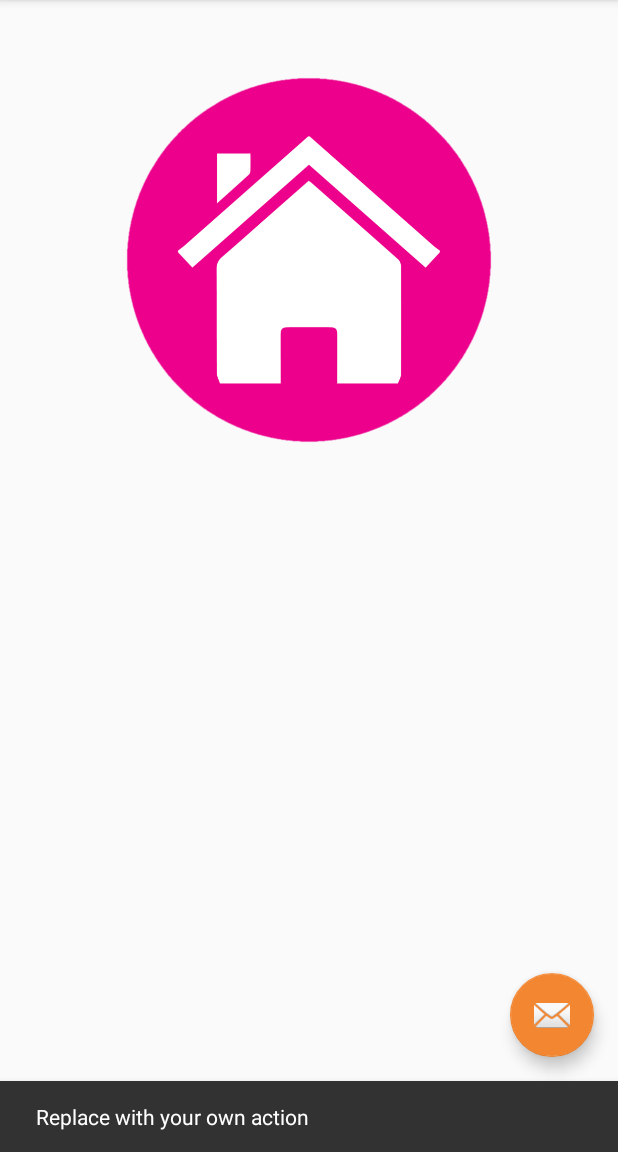
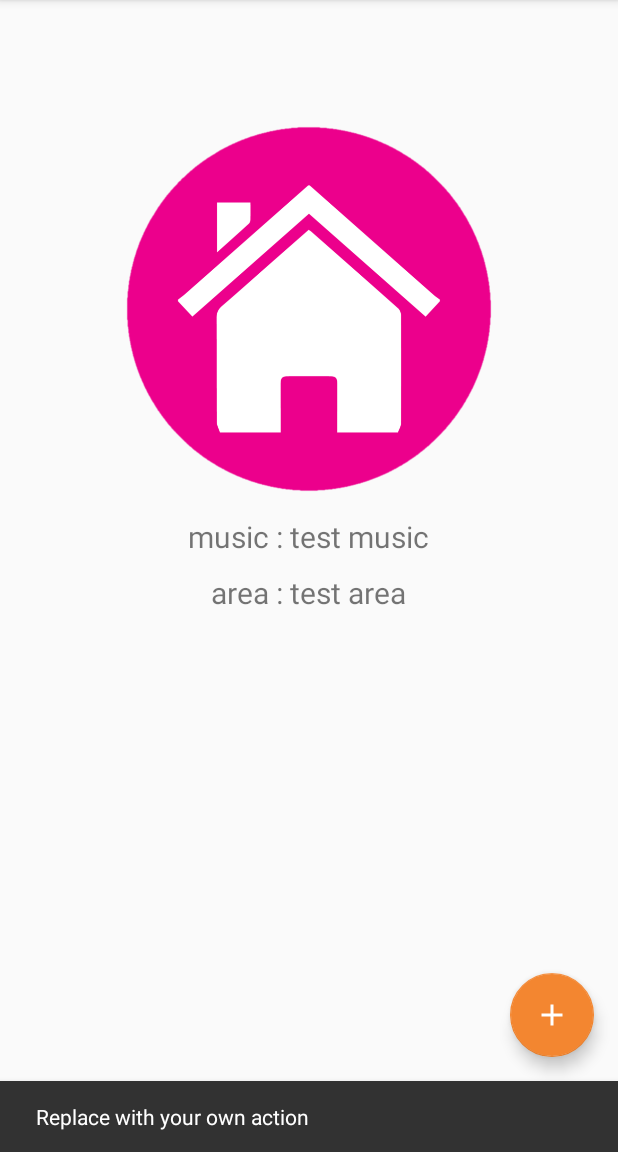
Before and after one commit to kiotaku/balloon_hackday_2016, an Android app: the screen it shows after launch (MainActivity), after a tap on an icon or button, on a phone screen of 412 x 824 dp, the part 84-1236 px from its top. Run offline under Robolectric (Android 15) with nearby library versions, the phone set to English and light mode, and no system bars.

Commit message:
main_activity.xmlにStatus表示を追加、FloatingActionButtonのアイコンの変更

```diff
--- a/AutoRingtone/app/src/main/java/kei/balloon/autoringtone/MainActivity.java
+++ b/AutoRingtone/app/src/main/java/kei/balloon/autoringtone/MainActivity.java
@@ -7,6 +7,7 @@
 import android.support.v7.widget.Toolbar;
 import android.view.View;
 import android.widget.ImageView;
+import android.widget.TextView;
 
 public class MainActivity extends AppCompatActivity{
 
@@ -28,6 +29,12 @@
             }
         });
 
+        // todo: test data
+        TextView musicStatus = (TextView) findViewById(R.id.music_status);
+        TextView areaStatus = (TextView) findViewById(R.id.area_status);
+        musicStatus.setText("test music");
+        areaStatus.setText("test area");
+
         areaIcon = (ImageView) findViewById(R.id.area_icon);
         areaIcon.setImageResource(R.drawable.houseicon);
 
--- a/AutoRingtone/app/src/main/java/kei/balloon/autoringtone/RingtoneChanger.java
+++ b/AutoRingtone/app/src/main/java/kei/balloon/autoringtone/RingtoneChanger.java
@@ -1,4 +1,6 @@
 package kei.balloon.autoringtone;
+
+import com.google.android.gms.maps.model.LatLng;
 
 /**
  * Created by kazuki on 2016/02/13.
--- a/AutoRingtone/app/src/main/java/kei/balloon/autoringtone/RingtonePreset.java
+++ b/AutoRingtone/app/src/main/java/kei/balloon/autoringtone/RingtonePreset.java
@@ -1,4 +1,6 @@
 package kei.balloon.autoringtone;
+
+import com.google.android.gms.maps.model.LatLng;
 
 import java.net.URI;
 
--- /dev/null
+++ b/AutoRingtone/app/src/main/res/drawable/ic_add.xml
@@ -0,0 +1,9 @@
+<vector xmlns:android="http://schemas.android.com/apk/res/android"
+        android:width="24dp"
+        android:height="24dp"
+        android:viewportWidth="24.0"
+        android:viewportHeight="24.0">
+    <path
+        android:fillColor="#FFFFFFFF"
+        android:pathData="M19,13h-6v6h-2v-6H5v-2h6V5h2v6h6v2z"/>
+</vector>
--- a/AutoRingtone/app/src/main/res/layout/activity_main.xml
+++ b/AutoRingtone/app/src/main/res/layout/activity_main.xml
@@ -25,7 +25,7 @@
         android:layout_width="match_parent"
         android:layout_height="wrap_content"
         android:layout_centerHorizontal="true"
-        android:layout_marginTop="80dp"
+        android:layout_marginTop="60dp"
         android:id="@+id/relativeLayout">
 
         <ImageView
@@ -33,14 +33,51 @@
             android:layout_height="280dp"
             android:id="@+id/area_icon"
             android:layout_centerVertical="true"
+            android:layout_centerHorizontal="true"/>
+
+        <LinearLayout
+            android:layout_width="wrap_content"
+            android:layout_height="wrap_content"
             android:layout_centerHorizontal="true"
-            android:layout_centerHorizaontal="true"/>
+            android:orientation="horizontal"
+            android:layout_marginTop="60dp"
+            android:id="@+id/music_status_layout"
+            android:layout_below="@+id/area_icon">
 
-        <TextView
-            android:layout_width="280dp"
+            <TextView
+                android:layout_width="wrap_content"
+                android:layout_height="wrap_content"
+                android:text="music : "
+                android:textSize="20sp"/>
+            <TextView
+                android:layout_width="wrap_content"
+                android:layout_height="wrap_content"
+                android:textSize="20sp"
+                android:id="@+id/music_status"/>
+
+        </LinearLayout>
+
+        <LinearLayout
+            android:layout_width="wrap_content"
             android:layout_height="wrap_content"
-            android:layout_below="@+id/area_icon"
-            android:layout_centerHorizontal="true"/>
+            android:layout_below="@+id/music_status_layout"
+            android:layout_centerHorizontal="true"
+            android:orientation="horizontal"
+            android:layout_marginTop="10dp"
+            android:id="@+id/area_status_layout">
+
+            <TextView
+                android:layout_width="wrap_content"
+                android:layout_height="wrap_content"
+                android:text="area : "
+                android:textSize="20sp"/>
+            <TextView
+                android:layout_width="wrap_content"
+                android:layout_height="wrap_content"
+                android:textSize="20sp"
+                android:id="@+id/area_status"/>
+
+        </LinearLayout>
 
     </RelativeLayout>
 
@@ -50,6 +87,6 @@
         android:layout_height="wrap_content"
         android:layout_gravity="bottom|end"
         android:layout_margin="@dimen/fab_margin"
-        android:src="@android:drawable/ic_dialog_email" />
+        android:src="@drawable/ic_add" />
 
 </android.support.design.widget.CoordinatorLayout>
```
